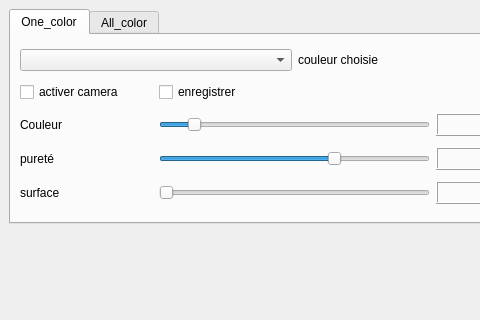
CRLG/LABOTBOX, file PluginModules/BotCam/ihm_BotCam.ui: the form before one commit; both pictures show x 0 to 480 and y 0 to 320 of the 589 by 581 pixel window.
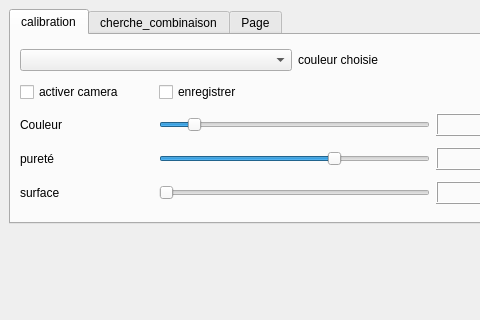
The form after the commit. The open tabs and pages were chosen to show the change.

Commit message:
CBotCam (combinaison)
utilisation d'un fichier video pour calibrer la cam
recherche d'une combinaison de couleur dans un rectangle de l'image

Patch:
```diff
--- a/PluginModules/BotCam/ihm_BotCam.ui
+++ b/PluginModules/BotCam/ihm_BotCam.ui
@@ -48,7 +48,7 @@
       </property>
       <widget class="QWidget" name="tab">
        <attribute name="title">
-        <string>One_color</string>
+        <string>calibration</string>
        </attribute>
        <layout class="QGridLayout" name="gridLayout">
         <item row="0" column="0" colspan="2">
@@ -163,7 +163,7 @@
       </widget>
       <widget class="QWidget" name="tab_2">
        <attribute name="title">
-        <string>All_color</string>
+        <string>cherche_combinaison</string>
        </attribute>
        <layout class="QVBoxLayout" name="verticalLayout">
         <item>
@@ -171,6 +171,11 @@
         </item>
        </layout>
       </widget>
+      <widget class="QWidget" name="tab_3">
+       <attribute name="title">
+        <string>Page</string>
+       </attribute>
+      </widget>
      </widget>
     </item>
    </layout>
```
Left out of the diff: 2 changed lines with no effect on the pictures. The commit also changes 3 other files.
